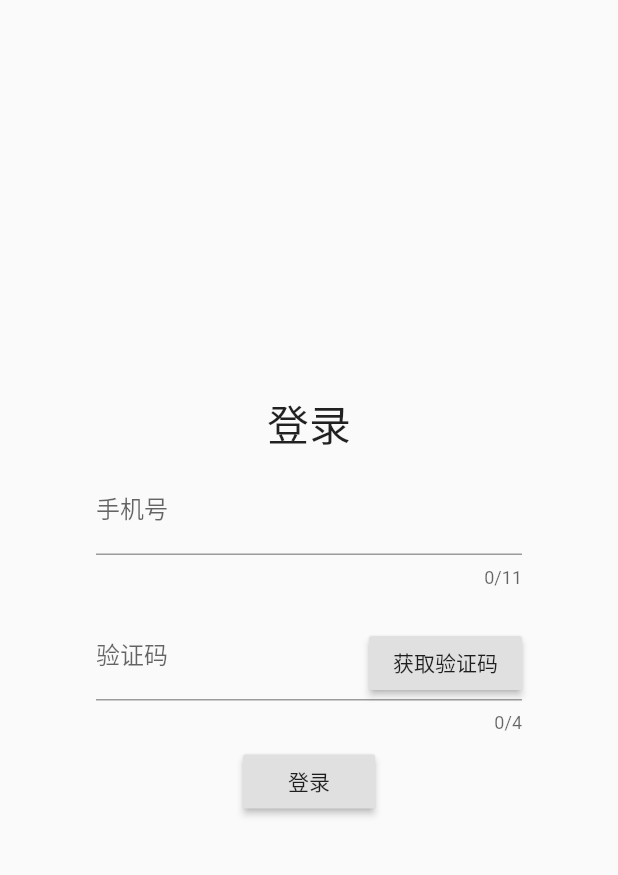
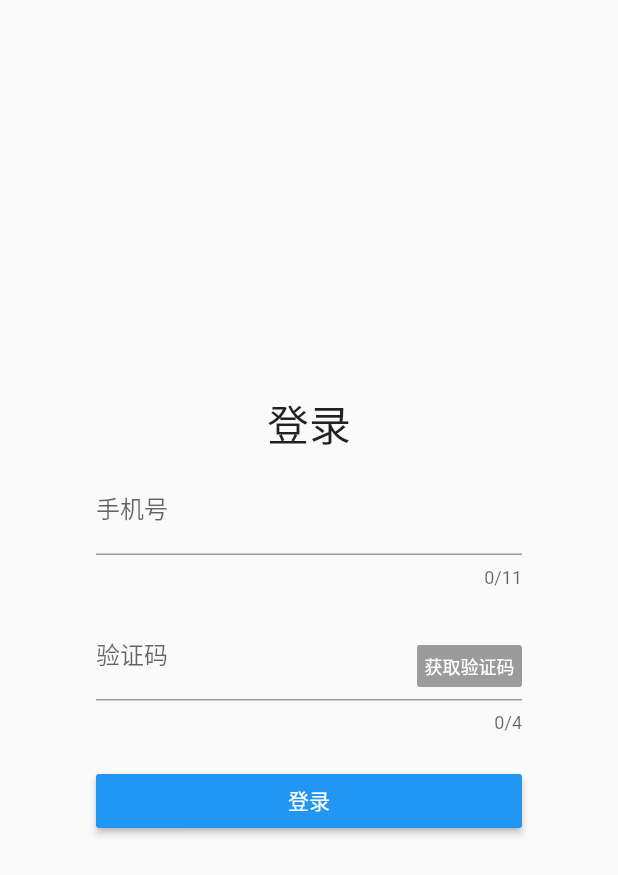
Before and after one commit to fxxkscript/timeline, a Flutter app: the screen it shows after launch, on a phone screen of 412 x 824 dp. Shown: the top 875 px of the screen. Run offline on Flutter 3.47's test engine with Material 2 defaults, Android fonts, the phone set to English and light mode, and no system bars; our stand-ins replace shared_preferences.

Commit message:
fix login page

```diff
--- a/lib/screens/login.dart
+++ b/lib/screens/login.dart
@@ -1,4 +1,5 @@
 import 'dart:ui';
+import 'dart:async';
 import 'package:flutter/services.dart';
 import 'package:flutter/material.dart';
 
@@ -15,7 +16,11 @@ class LoginScreenState extends State<LoginScreen> {
   FocusNode focusNode;
 
   bool _isLoading = false;
-  String _mobile, _code;
+  bool _disabled = true;
+  int _count = 0;
+  static const timeout = 60;
+
+  String _mobile, _code, _text = '获取验证码';
 
   final formKey = GlobalKey<FormState>();
   final mobileController = TextEditingController();
@@ -23,7 +28,19 @@ class LoginScreenState extends State<LoginScreen> {
   @override
   void initState() {
     super.initState();
-
+    mobileController.addListener(() {
+      if (mobileController.text.length == 11) {
+        if (_count == 0) {
+          setState(() {
+            _disabled = false;
+          });
+        }
+      } else {
+        setState(() {
+          _disabled = true;
+        });
+      }
+    });
     focusNode = FocusNode();
   }
 
@@ -44,16 +61,44 @@ class LoginScreenState extends State<LoginScreen> {
     }
   }
 
+  void _getCode() {
+    if (mobileController.text.isNotEmpty) {
+      setState(() {
+        _disabled = true;
+        _count = timeout;
+
+        getCode(mobileController.text);
+        FocusScope.of(context).requestFocus(focusNode);
+      });
+
+      Timer.periodic(const Duration(seconds: 1), (timer) {
+        setState(() {
+          _count--;
+          _text = '获取验证码 (${_count})';
+          if (_count == 0) {
+            timer?.cancel();
+          }
+        });
+      });
+    }
+  }
+
   @override
   Widget build(BuildContext context) {
-    var loginBtn = RaisedButton(
-      onPressed: _submit,
-      child: Text("登录"),
-    );
+    var loginBtn = Container(
+        margin: const EdgeInsets.only(top: 13.0, left: 8, right: 8),
+        constraints: const BoxConstraints(minWidth: double.infinity),
+        child: RaisedButton(
+          onPressed: _submit,
+          child: Text('登录'),
+          textColor: Colors.white,
+          color: Colors.blue,
+        ));
+
     var loginForm = Column(
       children: <Widget>[
         Text(
-          "登录",
+          '登录',
           textScaleFactor: 2.0,
         ),
         Form(
@@ -73,11 +118,11 @@ class LoginScreenState extends State<LoginScreen> {
                   decoration: InputDecoration(labelText: "手机号"),
                 ),
               ),
-              Padding(
-                  padding: const EdgeInsets.all(8.0),
-                  child: Stack(
-                    children: <Widget>[
-                      TextFormField(
+              Stack(
+                children: <Widget>[
+                  Padding(
+                      padding: const EdgeInsets.all(8.0),
+                      child: TextFormField(
                         focusNode: focusNode,
                         maxLength: 4,
                         keyboardType: TextInputType.number,
@@ -86,22 +131,22 @@ class LoginScreenState extends State<LoginScreen> {
                           return val.length != 4 ? "验证码格式不正确" : null;
                         },
                         decoration: InputDecoration(labelText: "验证码"),
-                      ),
-                      Positioned(
-                          right: 0,
-                          top: 10,
+                      )),
+                  Positioned(
+                      right: 8,
+                      top: 20,
+                      child: ButtonTheme(
+                          minWidth: 30,
+                          height: 20,
                           child: RaisedButton(
-                            onPressed: () {
-                              if (mobileController.text.isNotEmpty) {
-                                print(mobileController.text);
-                                getCode(mobileController.text);
-                              }
-                              FocusScope.of(context).requestFocus(focusNode);
-                            },
-                            child: Text('获取验证码'),
-                          )),
-                    ],
-                  )),
+                            padding: const EdgeInsets.all(5),
+                            onPressed: _disabled ? null : _getCode,
+                            child: Text(_text, style: TextStyle(fontSize: 12)),
+                            textColor: Colors.white,
+                            color: Colors.blue,
+                          ))),
+                ],
+              ),
             ],
           ),
         ),
```
